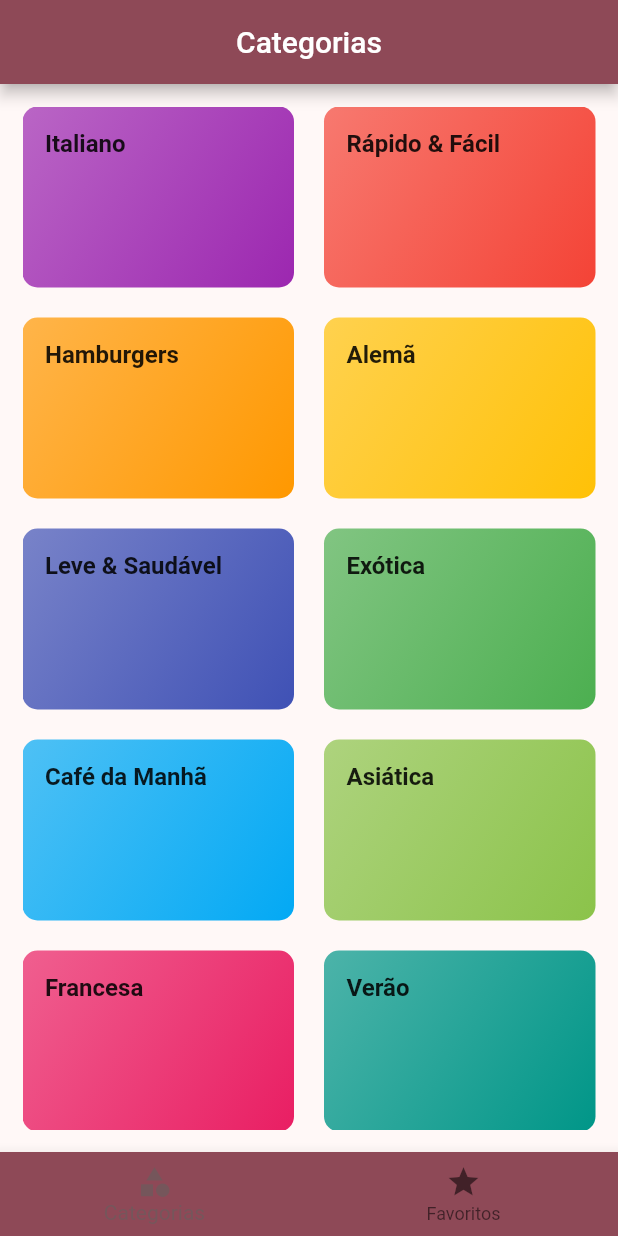
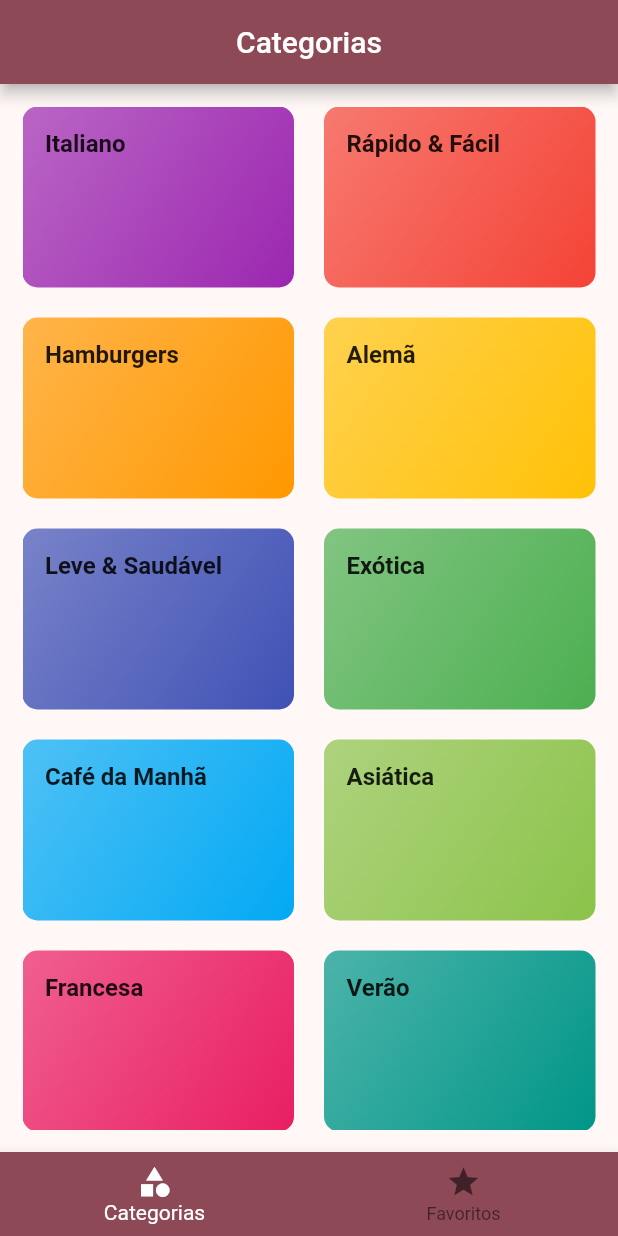
Before and after one commit to uespi-phb/prog4-20222, a Flutter app: the screen it shows after launch, on a phone screen of 412 x 824 dp. Run offline on Flutter 3.47's test engine with Material 2 defaults, Android fonts, the phone set to English and light mode, and no system bars; our stand-ins replace font_awesome_flutter; Roboto replaces fonts that are missing (RobotoCondensed).

Commit message:
Aula 2023-05-16

```diff
--- /dev/null
+++ b/meals/lib/app/app_routes.dart
@@ -0,0 +1,4 @@
+class AppRoutes {
+  static const root = '/';
+  static const categoryMeals = '/category-meals';
+}
--- a/meals/lib/app/meals_app.dart
+++ b/meals/lib/app/meals_app.dart
@@ -1,5 +1,8 @@
 import 'package:flutter/material.dart';
 
+import '../models/category.dart';
+import './app_routes.dart';
+import '../pages/category_meals_page.dart';
 import '../pages/main_page.dart';
 
 class MealsApp extends StatelessWidget {
@@ -22,7 +25,15 @@ class MealsApp extends StatelessWidget {
               ),
             ),
       ),
-      home: const MainPage(),
+      initialRoute: AppRoutes.root,
+      routes: {
+        AppRoutes.root: (context) => const MainPage(),
+        AppRoutes.categoryMeals: (context) {
+          final category =
+              ModalRoute.of(context)?.settings.arguments as Category;
+          return CategoryMealsPage(category: category);
+        },
+      },
     );
   }
 }
--- a/meals/lib/pages/main_page.dart
+++ b/meals/lib/pages/main_page.dart
@@ -45,7 +45,7 @@ class _MainPageState extends State<MainPage> {
       body: _createPage(_pageIndex),
       bottomNavigationBar: BottomNavigationBar(
         backgroundColor: Theme.of(context).primaryColor,
-        selectedItemColor: Theme.of(context).colorScheme.secondary,
+        selectedItemColor: Colors.white,
         currentIndex: _pageIndex,
         items: const [
           BottomNavigationBarItem(
```
Also changed, not shown: meals/lib/pages/category_meals_page.dart (added, +38 -0 lines), meals/lib/widgets/category_card.dart (+7 -1 lines), meals/lib/widgets/meal_card.dart (added, +45 -0 lines).
